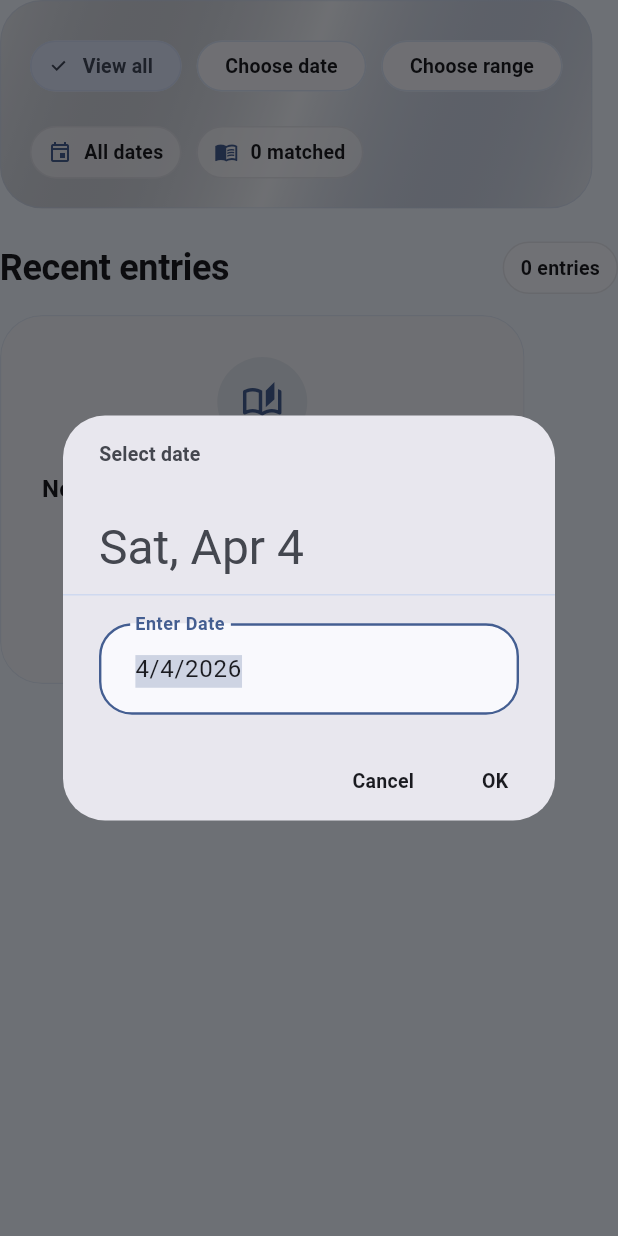
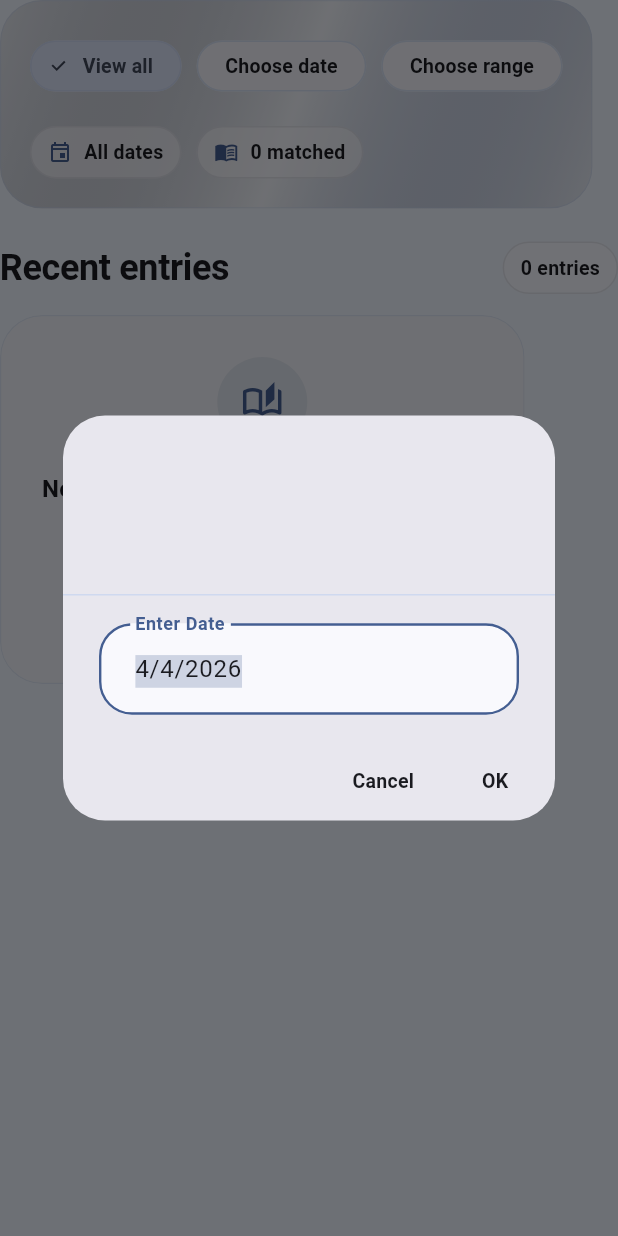
Before and after one commit to dave-8888/diary, a Flutter app: the _HomeList widget shown alone on an empty page, opened directly with empty values, after a tap on "Choose date", on a phone screen of 412 x 824 dp. Run offline on Flutter 3.47's test engine with Material 3 defaults, Android fonts, the phone set to English and light mode, and no system bars; our stand-ins replace audioplayers, camera, drift, file_picker, flutter_riverpod, geolocator and 1 more; missing offline and left inert: crop_your_image, media_kit, media_kit_video, record; accounts and stored records are empty.

Commit message:
Refine home date picker layout and compact date labels

```diff
--- a/lib/features/diary/presentation/pages/home_page.dart
+++ b/lib/features/diary/presentation/pages/home_page.dart
@@ -7,6 +7,7 @@ import 'package:diary_mvp/features/diary/presentation/widgets/diary_shell.dart';
 import 'package:flutter/material.dart';
 import 'package:flutter_riverpod/flutter_riverpod.dart';
 import 'package:go_router/go_router.dart';
+import 'package:intl/intl.dart';
 
 class HomePage extends ConsumerWidget {
   const HomePage({super.key});
@@ -219,10 +220,11 @@ class _HomeListState extends State<_HomeList> {
 
   String _selectionLabel(AppStrings strings) {
     if (_filterMode == _CalendarFilterMode.day && _selectedDay != null) {
-      return strings.formatDay(_selectedDay!);
+      return _formatCalendarSelectionDate(strings, _selectedDay!);
     }
     if (_filterMode == _CalendarFilterMode.range && _selectedRange != null) {
-      return strings.dateRangeLabel(
+      return _formatCalendarSelectionRange(
+        strings,
         _selectedRange!.start,
         _selectedRange!.end,
       );
@@ -293,22 +295,74 @@ class _HomeListState extends State<_HomeList> {
     return normalized;
   }
 
+  String _formatCalendarSelectionDate(AppStrings strings, DateTime date) {
+    final normalized = DateUtils.dateOnly(date);
+    final now = DateUtils.dateOnly(DateTime.now());
+    final pattern = normalized.year == now.year ? 'MM-dd' : 'yyyy-MM-dd';
+    return DateFormat(pattern, strings.locale.languageCode).format(normalized);
+  }
+
+  String _formatCalendarSelectionRange(
+    AppStrings strings,
+    DateTime start,
+    DateTime end,
+  ) {
+    final startLabel = _formatCalendarSelectionDate(strings, start);
+    final endLabel = _formatCalendarSelectionDate(strings, end);
+    if (DateUtils.isSameDay(start, end)) {
+      return startLabel;
+    }
+    return '$startLabel - $endLabel';
+  }
+
   Widget _buildExpandedDatePickerDialog(BuildContext context, Widget? child) {
     if (child == null) {
       return const SizedBox.shrink();
     }
 
+    final inheritedTheme = Theme.of(context);
     final screenSize = MediaQuery.sizeOf(context);
     final shouldExpand = screenSize.width >= 540 && screenSize.height >= 420;
+    final portraitWidth = screenSize.width < screenSize.height
+        ? screenSize.width
+        : screenSize.height;
+    final portraitHeight = screenSize.width < screenSize.height
+        ? screenSize.height
+        : screenSize.width;
+
+    final themedChild = Theme(
+      data: inheritedTheme.copyWith(
+        datePickerTheme: inheritedTheme.datePickerTheme.copyWith(
+          headerForegroundColor: Colors.transparent,
+          headerHeadlineStyle: const TextStyle(fontSize: 0, height: 0.01),
+          rangePickerHeaderForegroundColor: Colors.transparent,
+          rangePickerHeaderHeadlineStyle: const TextStyle(
+            fontSize: 0,
+            height: 0.01,
+          ),
+        ),
+      ),
+      child: child,
+    );
+
+    final compactDesktopChild = MediaQuery(
+      data: MediaQuery.of(context).copyWith(
+        size: Size(portraitWidth, portraitHeight),
+      ),
+      child: SizedBox(
+        height: 164,
+        child: themedChild,
+      ),
+    );
 
     if (!shouldExpand) {
-      return child;
+      return themedChild;
     }
 
     return Center(
       child: Transform.scale(
         scale: 1.12,
-        child: child,
+        child: compactDesktopChild,
       ),
     );
   }
```
